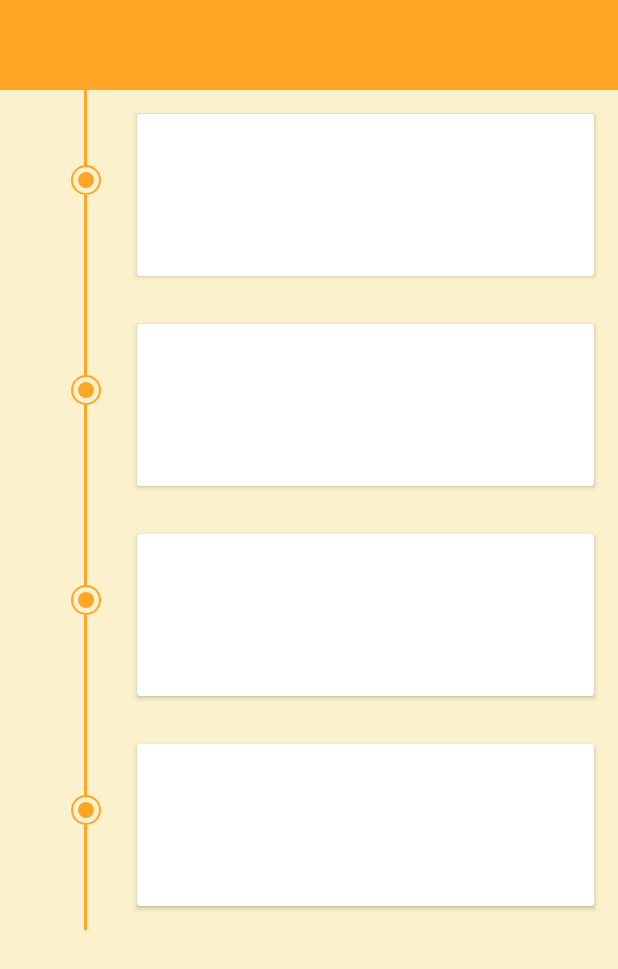
After one commit to rn1it/PuffRen, an Android app: the PerformanceFragment screen opened through its navigation route, on a phone screen of 412 x 824 dp. The commit adds this screen. Shown: the top 969 px of the screen. Run offline under Robolectric (Android 15) with nearby library versions, the phone set to English and light mode, and no system bars; our stand-ins replace data binding; 4 statements that could not run were skipped.

Commit message:
add performance ui

```diff
--- a/app/src/main/java/com/rn1/puffren/MainActivity.kt
+++ b/app/src/main/java/com/rn1/puffren/MainActivity.kt
@@ -45,6 +45,7 @@ class MainActivity : AppCompatActivity() {
                 R.id.loginFragment -> CurrentFragmentType.LOGIN
                 R.id.registryFragment -> CurrentFragmentType.REGISTRY
                 R.id.profileFragment -> CurrentFragmentType.PROFILE
+                R.id.performanceFragment -> CurrentFragmentType.PERFORMANCE
                 else -> mainViewModel.currentFragmentType.value
             }
         }
--- /dev/null
+++ b/app/src/main/java/com/rn1/puffren/data/Performance.kt
@@ -0,0 +1,5 @@
+package com.rn1.puffren.data
+
+data class Performance(
+    val id: String
+)
--- /dev/null
+++ b/app/src/main/java/com/rn1/puffren/ui/performance/PerformanceAdapter.kt
@@ -0,0 +1,51 @@
+package com.rn1.puffren.ui.performance
+
+import android.annotation.SuppressLint
+import android.view.LayoutInflater
+import android.view.ViewGroup
+import androidx.recyclerview.widget.DiffUtil
+import androidx.recyclerview.widget.ListAdapter
+import androidx.recyclerview.widget.RecyclerView
+import com.rn1.puffren.data.Performance
+import com.rn1.puffren.databinding.ItemPerformanceBinding
+
+class PerformanceAdapter: ListAdapter<Performance, PerformanceAdapter.PerformanceViewHolder>(PerformanceDiffCallbackUtil) {
+
+    override fun onCreateViewHolder(parent: ViewGroup, viewType: Int): PerformanceViewHolder {
+        return PerformanceViewHolder.from(parent)
+    }
+
+    override fun onBindViewHolder(holder: PerformanceViewHolder, position: Int) {
+        holder.bind(getItem(position))
+    }
+
+    class PerformanceViewHolder(private val binding: ItemPerformanceBinding): RecyclerView.ViewHolder(binding.root){
+
+        fun bind(performance: Performance){
+            binding.performance = performance
+            binding.executePendingBindings()
+        }
+
+        companion object{
+
+            fun from(parent: ViewGroup): PerformanceViewHolder{
+                val inflater = LayoutInflater.from(parent.context)
+                val binding = ItemPerformanceBinding.inflate(inflater, parent, false)
+                return PerformanceViewHolder(binding)
+            }
+        }
+    }
+
+    object PerformanceDiffCallbackUtil: DiffUtil.ItemCallback<Performance>() {
+
+        override fun areItemsTheSame(oldItem: Performance, newItem: Performance): Boolean {
+            return oldItem === newItem
+        }
+
+        @SuppressLint("DiffUtilEquals")
+        override fun areContentsTheSame(oldItem: Performance, newItem: Performance): Boolean {
+            return oldItem == newItem
+        }
+
+    }
+}
--- /dev/null
+++ b/app/src/main/java/com/rn1/puffren/ui/performance/PerformanceFragment.kt
@@ -0,0 +1,44 @@
+package com.rn1.puffren.ui.performance
+
+import android.os.Bundle
+import androidx.fragment.app.Fragment
+import android.view.LayoutInflater
+import android.view.View
+import android.view.ViewGroup
+import com.rn1.puffren.R
+import com.rn1.puffren.data.Performance
+import com.rn1.puffren.databinding.FragmentPerformanceBinding
+
+class PerformanceFragment : Fragment() {
+
+    lateinit var binding: FragmentPerformanceBinding
+
+    override fun onCreateView(
+        inflater: LayoutInflater, container: ViewGroup?,
+        savedInstanceState: Bundle?
+    ): View {
+
+        binding = FragmentPerformanceBinding.inflate(inflater, container, false)
+        binding.lifecycleOwner = viewLifecycleOwner
+
+
+        val list = mutableListOf<Performance>().also {
+            it.add(Performance("1"))
+            it.add(Performance("2"))
+            it.add(Performance("3"))
+            it.add(Performance("4"))
+        }
+
+        val recycler = binding.recyclerPerformance
+        val adapter = PerformanceAdapter().apply {
+            submitList(list)
+        }
+        recycler.adapter = adapter
+
+
+
+
+        return binding.root
+    }
+
+}
--- a/app/src/main/java/com/rn1/puffren/ui/profile/ProfileFragment.kt
+++ b/app/src/main/java/com/rn1/puffren/ui/profile/ProfileFragment.kt
@@ -90,6 +90,13 @@ class ProfileFragment : Fragment() {
             }
         })
 
+        viewModel.navigateToPerformance.observe(viewLifecycleOwner, Observer {
+            it?.let {
+                findNavController().navigate(NavigationDirections.actionGlobalPerformanceFragment())
+                viewModel.navigateToPerformanceDone()
+            }
+        })
+
         viewModel.user.observe(viewLifecycleOwner, Observer {
             it?.let {
                 setProfileImage(it)
--- a/app/src/main/java/com/rn1/puffren/ui/profile/ProfileViewModel.kt
+++ b/app/src/main/java/com/rn1/puffren/ui/profile/ProfileViewModel.kt
@@ -53,6 +53,10 @@ class ProfileViewModel(
     private val _navigateToMemberQRCode = MutableLiveData<Boolean>()
     val navigateToMemberQRCode: LiveData<Boolean>
         get() = _navigateToMemberQRCode
+
+    private val _navigateToPerformance = MutableLiveData<Boolean>()
+    val navigateToPerformance: LiveData<Boolean>
+        get() = _navigateToPerformance
 
     private val _status = MutableLiveData<LoadApiStatus>()
     val status: LiveData<LoadApiStatus>
@@ -152,4 +156,12 @@ class ProfileViewModel(
     fun navigateToMemberQRCodeDone(){
         _navigateToMemberQRCode.value = null
     }
+
+    fun navigateToPerformance(){
+        _navigateToPerformance.value = true
+    }
+
+    fun navigateToPerformanceDone(){
+        _navigateToPerformance.value = null
+    }
 }
--- /dev/null
+++ b/app/src/main/res/drawable/concentric_circle.xml
@@ -0,0 +1,30 @@
+<?xml version="1.0" encoding="utf-8"?>
+<layer-list xmlns:android="http://schemas.android.com/apk/res/android">
+    <item>
+        <shape
+            android:shape="oval"
+            android:useLevel="true">
+            <size
+                android:width="10dp"
+                android:height="10dp" />
+            <stroke
+                android:width="1dp"
+                android:color="@color/orange_ffa626" />
+        </shape>
+    </item>
+
+    <item
+        android:bottom="5dp"
+        android:left="5dp"
+        android:right="5dp"
+        android:top="5dp">
+        <shape
+            android:shape="oval"
+            android:useLevel="true">
+            <size
+                android:width="10dp"
+                android:height="10dp" />
+            <solid android:color="@color/orange_ffa626" />
+        </shape>
+    </item>
+</layer-list>
--- /dev/null
+++ b/app/src/main/res/layout/fragment_performance.xml
@@ -0,0 +1,29 @@
+<?xml version="1.0" encoding="utf-8"?>
+<layout xmlns:android="http://schemas.android.com/apk/res/android"
+    xmlns:app="http://schemas.android.com/apk/res-auto"
+    xmlns:tools="http://schemas.android.com/tools">
+
+    <data>
+
+    </data>
+
+    <androidx.constraintlayout.widget.ConstraintLayout
+        android:layout_width="match_parent"
+        android:layout_height="match_parent"
+        android:background="@color/bg_color_yellow"
+        tools:context=".ui.performance.PerformanceFragment">
+
+        <androidx.recyclerview.widget.RecyclerView
+            android:id="@+id/recycler_performance"
+            android:layout_width="0dp"
+            android:layout_height="0dp"
+            app:layout_constraintBottom_toBottomOf="parent"
+            app:layout_constraintEnd_toEndOf="parent"
+            app:layout_constraintStart_toStartOf="parent"
+            app:layout_constraintTop_toTopOf="parent"
+            app:layoutManager="androidx.recyclerview.widget.LinearLayoutManager"
+            tools:itemCount="8"
+            tools:listitem="@layout/item_performance"/>
+
+    </androidx.constraintlayout.widget.ConstraintLayout>
+</layout>
--- /dev/null
+++ b/app/src/main/res/layout/item_performance.xml
@@ -0,0 +1,64 @@
+<?xml version="1.0" encoding="utf-8"?>
+<layout xmlns:tools="http://schemas.android.com/tools"
+    xmlns:app="http://schemas.android.com/apk/res-auto"
+    xmlns:android="http://schemas.android.com/apk/res/android">
+
+    <data>
+        <variable
+            name="performance"
+            type="com.rn1.puffren.data.Performance" />
+    </data>
+
+    <androidx.constraintlayout.widget.ConstraintLayout
+        android:layout_width="match_parent"
+        android:layout_height="wrap_content">
+
+        <View
+            android:id="@+id/view2"
+            android:layout_width="2dp"
+            android:layout_height="50dp"
+            android:layout_marginStart="56dp"
+            android:background="@color/orange_ffa626"
+            app:layout_constraintStart_toStartOf="parent"
+            app:layout_constraintTop_toTopOf="parent" />
+
+        <ImageView
+            android:id="@+id/imageView"
+            android:layout_width="20dp"
+            android:layout_height="20dp"
+            android:background="@drawable/concentric_circle"
+            app:layout_constraintEnd_toEndOf="@+id/view2"
+            app:layout_constraintStart_toStartOf="@+id/view2"
+            app:layout_constraintTop_toBottomOf="@+id/view2" />
+
+        <View
+            android:id="@+id/view3"
+            android:layout_width="2dp"
+            android:layout_height="70dp"
+            android:background="@color/orange_ffa626"
+            app:layout_constraintEnd_toEndOf="@+id/view2"
+            app:layout_constraintStart_toStartOf="@+id/view2"
+            app:layout_constraintTop_toBottomOf="@+id/imageView" />
+
+        <androidx.cardview.widget.CardView
+            android:layout_width="0dp"
+            android:layout_height="0dp"
+            android:layout_marginStart="24dp"
+            android:layout_marginTop="16dp"
+            android:layout_marginEnd="16dp"
+            android:layout_marginBottom="16dp"
+            app:layout_constraintBottom_toBottomOf="@+id/view3"
+            app:layout_constraintEnd_toEndOf="parent"
+            app:layout_constraintStart_toEndOf="@+id/imageView"
+            app:layout_constraintTop_toTopOf="@+id/view2"
+            app:layout_constraintVertical_bias="0.285">
+
+            <androidx.constraintlayout.widget.ConstraintLayout
+                android:layout_width="wrap_content"
+                android:layout_height="wrap_content">
+
+
+            </androidx.constraintlayout.widget.ConstraintLayout>
+        </androidx.cardview.widget.CardView>
+    </androidx.constraintlayout.widget.ConstraintLayout>
+</layout>
--- a/app/src/main/res/navigation/navigation.xml
+++ b/app/src/main/res/navigation/navigation.xml
@@ -88,6 +88,12 @@
         android:label="RegistryFragment"
         tools:layout="@layout/fragment_registry"/>
 
+    <fragment
+        android:id="@+id/performanceFragment"
+        android:name="com.rn1.puffren.ui.performance.PerformanceFragment"
+        android:label="PerformanceFragment"
+        tools:layout="@layout/fragment_performance"/>
+
     <action
         android:id="@+id/action_global_locationFragment"
         app:destination="@id/locationFragment" />
@@ -129,4 +135,8 @@
         android:id="@+id/action_global_registryFragment"
         app:destination="@id/registryFragment" />
 
+    <action
+        android:id="@+id/action_global_performanceFragment"
+        app:destination="@id/performanceFragment" />
+
 </navigation>
```
